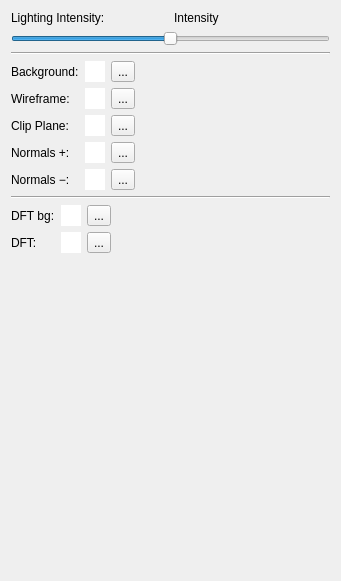
Old version of the form src/gui/main_window/colors_widget.ui in the repository cppd/math.
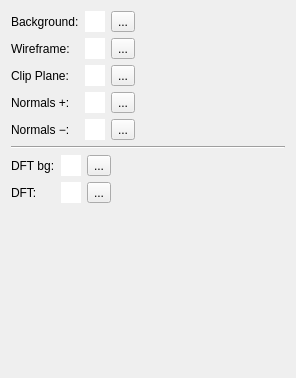
New version of the form.

Commit message: lighting widget

```diff
--- a/src/gui/main_window/colors_widget.ui
+++ b/src/gui/main_window/colors_widget.ui
@@ -6,52 +6,14 @@
    <rect>
     <x>0</x>
     <y>0</y>
-    <width>341</width>
-    <height>581</height>
+    <width>296</width>
+    <height>378</height>
    </rect>
   </property>
   <property name="windowTitle">
    <string>Form</string>
   </property>
   <layout class="QVBoxLayout" name="verticalLayout">
-   <item>
-    <layout class="QHBoxLayout" name="horizontalLayout">
-     <item>
-      <widget class="QLabel" name="label_23">
-       <property name="text">
-        <string>Lighting Intensity:</string>
-       </property>
-      </widget>
-     </item>
-     <item>
-      <widget class="QLabel" name="label_lighting_intensity">
-       <property name="text">
-        <string>Intensity</string>
-       </property>
-      </widget>
-     </item>
-    </layout>
-   </item>
-   <item>
-    <widget class="QSlider" name="slider_lighting_intensity">
-     <property name="maximum">
-      <number>100</number>
-     </property>
-     <property name="value">
-      <number>50</number>
-     </property>
-     <property name="orientation">
-      <enum>Qt::Horizontal</enum>
-     </property>
-    </widget>
-   </item>
-   <item>
-    <widget class="Line" name="line_17">
-     <property name="orientation">
-      <enum>Qt::Horizontal</enum>
-     </property>
-    </widget>
-   </item>
    <item>
     <layout class="QHBoxLayout" name="horizontalLayout_3">
      <item>
```
The commit also changes 10 other files.
